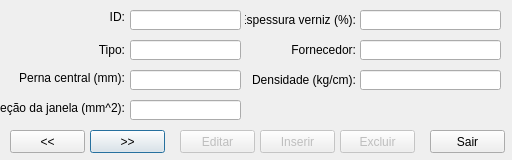
The window that windows/windowlamina.ui (KyryIx/Helena) describes before a commit, drawn with Qt 5.
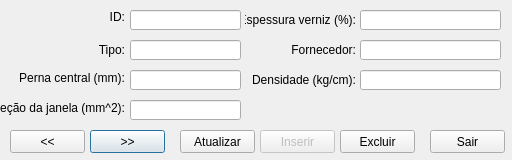
The same window after the commit. Icons and pictures are not drawn.

```diff
--- a/windows/windowlamina.ui
+++ b/windows/windowlamina.ui
@@ -209,7 +209,7 @@
   </widget>
   <widget class="QPushButton" name="pushButton_edit">
    <property name="enabled">
-    <bool>false</bool>
+    <bool>true</bool>
    </property>
    <property name="geometry">
     <rect>
@@ -220,7 +220,7 @@
     </rect>
    </property>
    <property name="text">
-    <string>Editar</string>
+    <string>Atualizar</string>
    </property>
   </widget>
   <widget class="QPushButton" name="pushButton_exit">
@@ -290,7 +290,7 @@
   </widget>
   <widget class="QPushButton" name="pushButton_delete">
    <property name="enabled">
-    <bool>false</bool>
+    <bool>true</bool>
    </property>
    <property name="geometry">
     <rect>
```
Left out of the diff: 2 changed lines with no effect on the pictures.
